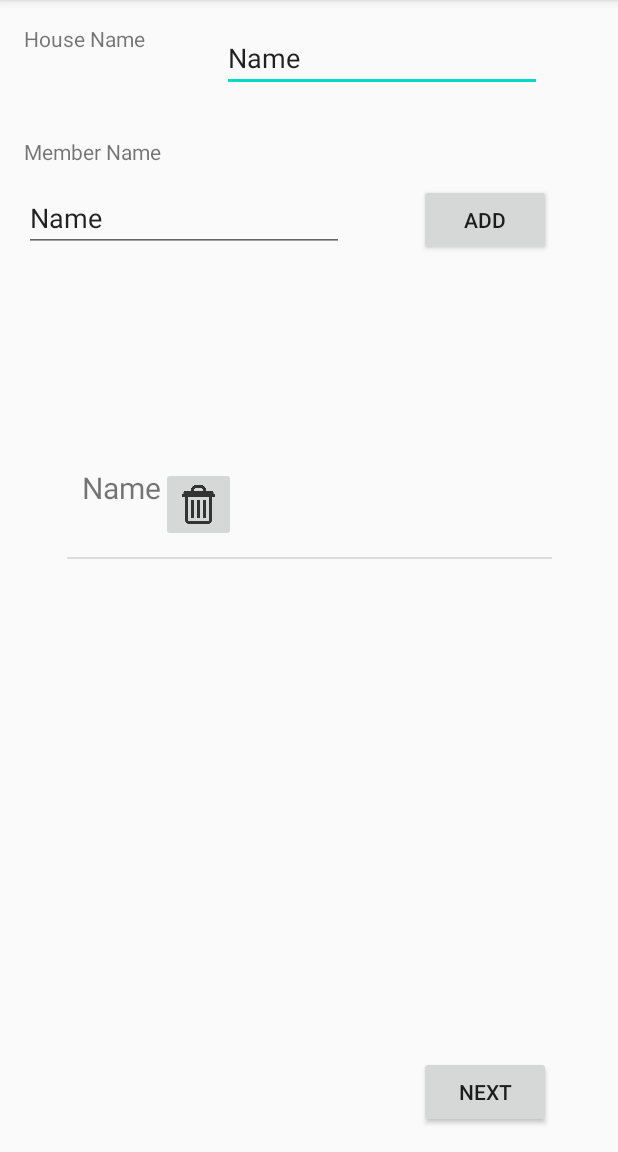
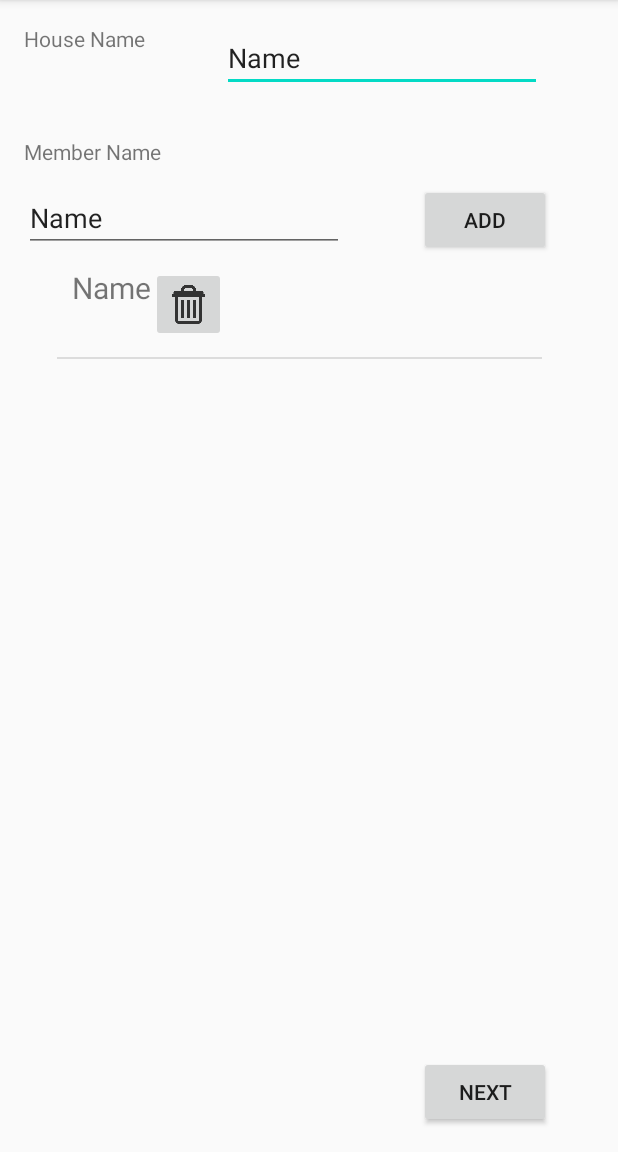
Before and after one commit to hookleon/ChoreApp, an Android app: the AddHouseMemberActivity screen opened directly, with no data from a screen before it, after a tap on "ADD", on a phone screen of 412 x 824 dp, the part 84-1236 px from its top. Run offline under Robolectric (Android 15) with nearby library versions, the phone set to English and light mode, and no system bars; our stand-ins replace Firebase (no records; nobody signed in at launch, a user with empty details on screens opened directly).

Commit message:
update 4/6/20
new stuff
- will now use names from previous screen
- can login using house id
- chores will now stick to members
- when logged in, chores and names will immediately show
- button to copy hid to clipboard for easy login

to do
- a bit of stuff

```diff
--- a/app/src/main/AndroidManifest.xml
+++ b/app/src/main/AndroidManifest.xml
@@ -8,7 +8,8 @@
         android:label="@string/app_name"
         android:roundIcon="@mipmap/ic_launcher_round"
         android:supportsRtl="true"
-        android:theme="@style/AppTheme">
+        android:theme="@style/AppTheme"
+        android:windowSoftInputMode="adjustPan|stateHidden">
         <activity android:name=".SettingsActivity"/>
             <!-- android:parentActivityName=".ChoreListActivity">
             <!- The meta-data tag is required if you support API level 15 and lower -->
--- a/app/src/main/res/layout/activity_add_chores.xml
+++ b/app/src/main/res/layout/activity_add_chores.xml
@@ -54,11 +54,10 @@
         android:id="@+id/recView2"
         android:layout_width="364dp"
         android:layout_height="441dp"
-        android:layout_marginTop="20dp"
         app:layout_constraintBottom_toTopOf="@+id/button6"
         app:layout_constraintEnd_toEndOf="parent"
         app:layout_constraintStart_toStartOf="parent"
-        app:layout_constraintTop_toBottomOf="@+id/button5"
+        app:layout_constraintTop_toBottomOf="@+id/spinner"
         app:layout_constraintVertical_bias="0.04" />
 
 </androidx.constraintlayout.widget.ConstraintLayout>
--- a/app/src/main/res/layout/activity_add_house_member.xml
+++ b/app/src/main/res/layout/activity_add_house_member.xml
@@ -81,8 +81,10 @@
         android:layout_height="336dp"
         app:layout_constraintBottom_toBottomOf="parent"
         app:layout_constraintEnd_toEndOf="parent"
+        app:layout_constraintHorizontal_bias="0.431"
         app:layout_constraintStart_toStartOf="parent"
-        app:layout_constraintTop_toBottomOf="@+id/button2" />
+        app:layout_constraintTop_toBottomOf="@+id/editMember"
+        app:layout_constraintVertical_bias="0.0" />
 
     <androidx.constraintlayout.widget.Group
         android:id="@+id/group"
```
Also changed, not shown: app/src/main/res/layout/activity_chore_list.xml (+4 -7 lines).
